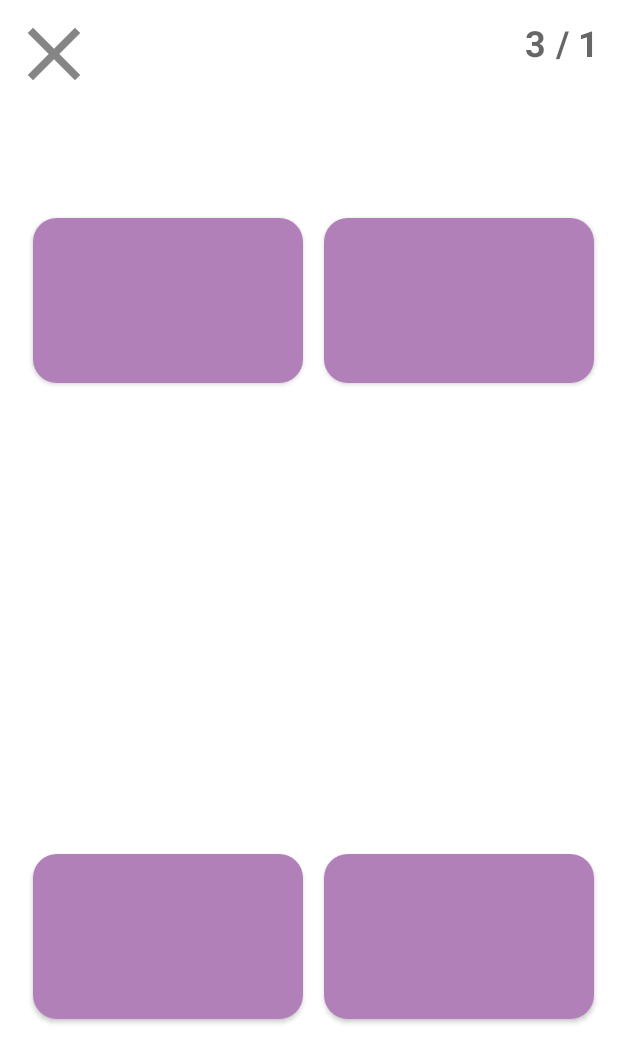
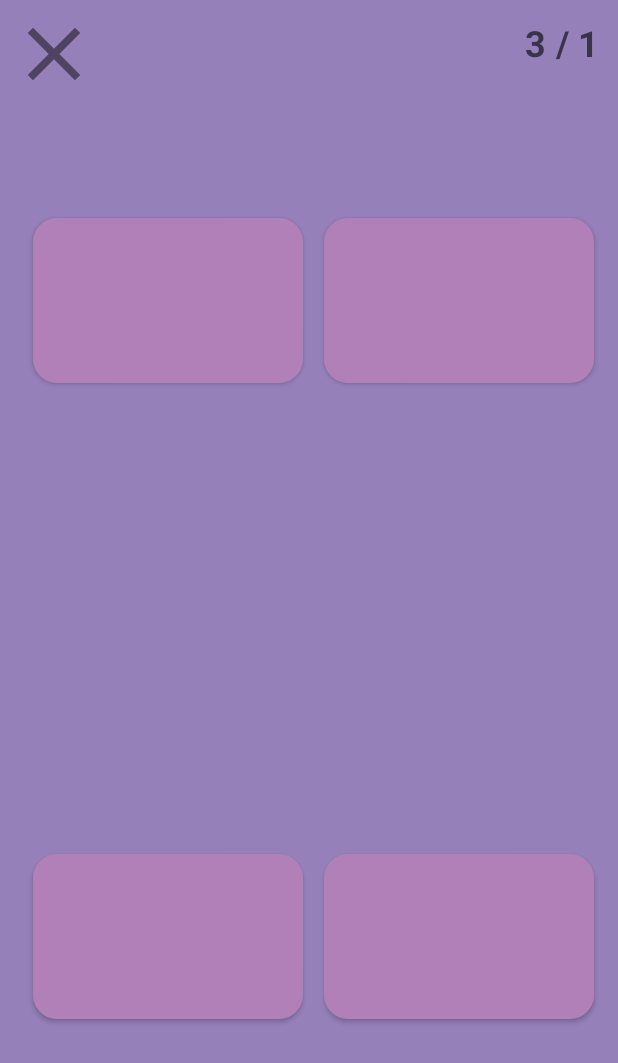
Before and after one commit to LuisCP20/AshtangaApp, an Android app: the TechniqueQuestionFragment screen opened through its navigation route, after a tap on an icon or button, on a phone screen of 412 x 824 dp. Shown: the top 1063 px of the screen. Run offline under Robolectric (Android 15) with nearby library versions, the phone set to English and light mode, and no system bars; our stand-ins replace data binding; 2 statements that could not run were skipped; 1 other tap on this screen came first.

Commit message:
Cambio de color para verificar respuesta en todos los modos de pregunta

```diff
--- /dev/null
+++ b/app/src/main/java/com/example/ashtanga1/ui/main/Constants.kt
@@ -0,0 +1,10 @@
+package com.example.ashtanga1.ui.main
+
+import com.example.ashtanga1.R
+
+// Delay for showing correct/incorrect signals
+const val delayTime = 400L
+// TODO: change colors with theme colors. Dark mode
+const val rightColor = R.color.green_s_dark
+const val wrongColor = R.color.purple_p_triad
+const val defBackg = R.color.white
--- a/app/src/main/java/com/example/ashtanga1/ui/main/MainFragment.kt
+++ b/app/src/main/java/com/example/ashtanga1/ui/main/MainFragment.kt
@@ -72,7 +72,6 @@ class MainFragment : Fragment() {
             }
 
 
-
         }
     }
 
--- a/app/src/main/java/com/example/ashtanga1/ui/main/MainViewModel.kt
+++ b/app/src/main/java/com/example/ashtanga1/ui/main/MainViewModel.kt
@@ -9,6 +9,8 @@ import com.example.ashtanga1.model.Asana
 import java.util.*
 import kotlin.random.Random
 // TODO: Mejorar UI, que todo funcione bien, enseñar score y/o errores
+// TODO: Bug cuando uso el boton de exit mientras esta cambiando el color del fondo para respuesta.
+// TODO: Arreglarlo de una manera que no sea desactivar el boton de exit
 class MainViewModel : ViewModel() {
 
     private val suryaA: List<Asana> = DataSource.suryaA
@@ -115,8 +117,8 @@ class MainViewModel : ViewModel() {
     }
 
     // Button enable/disable
-    fun enableButtons(disable: Boolean) {
-        _buttons.value = disable
+    fun enableButtons(enable: Boolean) {
+        _buttons.value = enable
     }
 
     fun setTechnique(selectedTechnique: Int) {
@@ -428,6 +430,7 @@ class MainViewModel : ViewModel() {
         _combined.value = false
         bothAnswered = false
         finalScoreVar = "0"
+        _buttons.value = true
     }
 
 }
--- a/app/src/main/java/com/example/ashtanga1/ui/main/TechniqueQuestionFragment.kt
+++ b/app/src/main/java/com/example/ashtanga1/ui/main/TechniqueQuestionFragment.kt
@@ -1,6 +1,7 @@
 package com.example.ashtanga1.ui.main
 
 import android.os.Bundle
+import android.os.Handler
 import android.util.Log
 import androidx.fragment.app.Fragment
 import android.view.LayoutInflater
@@ -24,7 +25,7 @@ class TechniqueQuestionFragment : Fragment() {
         savedInstanceState: Bundle?
     ): View? {
         // Inflate the layout for this fragment
-        val fragmentBinding = FragmentTechniqueQuestionBinding.inflate(inflater, container,false)
+        val fragmentBinding = FragmentTechniqueQuestionBinding.inflate(inflater, container, false)
         binding = fragmentBinding
         return fragmentBinding.root
     }
@@ -39,51 +40,64 @@ class TechniqueQuestionFragment : Fragment() {
         }
     }
 
-    fun checkAnswer(selection: Asana){
+    fun checkAnswer(selection: Asana) {
+        val view = view?.rootView
+        val handle = Handler()
+        sharedViewModel.enableButtons(false)
         Log.d("Test", "${selection}, ${sharedViewModel.asana.value}")
         // Comparar nombres deberia funcionar con Drishti y con imagenes
-        if(selection.postureImageResourceId == (sharedViewModel.asana.value?.postureImageResourceId)){ // Comparo con imagenes, ya que nombres pueden variar (ABC)
-            sharedViewModel.correctAnswerTechnique()
-            checkLast()
+        if (selection.postureImageResourceId == (sharedViewModel.asana.value?.postureImageResourceId)) { // Comparo con imagenes, ya que nombres pueden variar (ABC)
+            view?.setBackgroundResource(rightColor)
+            view?.postDelayed({ view.setBackgroundResource(defBackg) }, delayTime)
+            handle.postDelayed({
+                sharedViewModel.correctAnswerTechnique()
+                checkLast()
+                sharedViewModel.enableButtons(true)
+            }, delayTime)
+        } else {
+            view?.setBackgroundResource(wrongColor)
+            view?.postDelayed({ view.setBackgroundResource(defBackg) }, delayTime)
+            handle.postDelayed({
+                sharedViewModel.incorrectAnswerTechnique()
+                checkLast()
+                sharedViewModel.enableButtons(true)
+            }, delayTime)
         }
-        else{
-            sharedViewModel.incorrectAnswerTechnique()
-            checkLast()
-        }
-
     }
 
     // Check if current posture was the last one
-    private fun checkLast(){
+    private fun checkLast() {
 
         // Change last question limit depending of mode
         var limit = sharedViewModel.seqLength.value?.plus(1)
-        if(sharedViewModel.combined.value == true){
-            limit = sharedViewModel.seqLength.value}
+        if (sharedViewModel.combined.value == true) {
+            limit = sharedViewModel.seqLength.value
+        }
 
-        if(sharedViewModel.questionPosition.value == limit){
+        if (sharedViewModel.questionPosition.value == limit) {
             sharedViewModel.finalScoreVar = sharedViewModel.finalScoreString()
             findNavController().navigate(R.id.action_techniqueQuestionFragment_to_finishedFragment2)
         } else {
-            if (sharedViewModel.combined.value == true){
+            if (sharedViewModel.combined.value == true) {
                 findNavController().navigate(R.id.action_techniqueQuestionFragment_to_sequenceQuestionFragment)
-            }
-            else if(sharedViewModel.randomT.value == true){
+            } else if (sharedViewModel.randomT.value == true) {
                 val nextTech = randomTechnique()
-                if (nextTech == 3){ findNavController().navigate(R.id.action_techniqueQuestionFragment_to_postureQuestionFragment2) }
+                if (nextTech == 3) {
+                    findNavController().navigate(R.id.action_techniqueQuestionFragment_to_postureQuestionFragment2)
+                }
             }
         }
     }
 
-    private fun randomTechnique() :Int{
-        val techniques = listOf(0,2,3)
-        val selected = techniques[Random.nextInt(0,techniques.size)]
+    private fun randomTechnique(): Int {
+        val techniques = listOf(0, 2, 3)
+        val selected = techniques[Random.nextInt(0, techniques.size)]
         Log.d("RandomTech", "NextQ${selected}")
         sharedViewModel.setTechnique(selected)
         return selected
     }
 
-    fun exit(){
+    fun exit() {
         sharedViewModel.reset()
         findNavController().navigate(R.id.action_techniqueQuestionFragment_to_mainFragment)
 
--- a/app/src/main/res/layout/fragment_posture_question.xml
+++ b/app/src/main/res/layout/fragment_posture_question.xml
@@ -62,6 +62,7 @@
             android:adjustViewBounds="true"
             android:background="@drawable/roundcorners"
             android:onClick="@{() -> fragmentPostureQuestion.checkAnswer(viewModel.asanaOptions.get(0))}"
+            android:clickable="@{viewModel.buttons}"
             android:padding="2dp"
             android:scaleType="fitCenter"
             android:textAppearance="?attr/textAppearanceHeadline6"
@@ -80,6 +81,7 @@
             android:adjustViewBounds="true"
             android:background="@drawable/roundcorners"
             android:onClick="@{() -> fragmentPostureQuestion.checkAnswer(viewModel.asanaOptions.get(1))}"
+            android:clickable="@{viewModel.buttons}"
             android:padding="2dp"
             android:scaleType="fitCenter"
             android:textAppearance="?attr/textAppearanceHeadline6"
@@ -98,6 +100,7 @@
             android:adjustViewBounds="true"
             android:background="@drawable/roundcorners"
             android:onClick="@{() -> fragmentPostureQuestion.checkAnswer(viewModel.asanaOptions.get(2))}"
+            android:clickable="@{viewModel.buttons}"
             android:padding="2dp"
             android:scaleType="fitCenter"
             android:textAppearance="?attr/textAppearanceHeadline6"
@@ -116,6 +119,7 @@
             android:adjustViewBounds="true"
             android:background="@drawable/roundcorners"
             android:onClick="@{() -> fragmentPostureQuestion.checkAnswer(viewModel.asanaOptions.get(3))}"
+            android:clickable="@{viewModel.buttons}"
             android:padding="2dp"
             android:scaleType="fitCenter"
             android:textAppearance="?attr/textAppearanceHeadline6"
@@ -133,6 +137,7 @@
             android:layout_marginTop="12dp"
             android:background="@android:color/transparent"
             android:onClick="@{() -> fragmentPostureQuestion.exit()}"
+            android:clickable="@{viewModel.buttons}"
             android:src="@drawable/ic_baseline_close_24"
             app:layout_constraintStart_toStartOf="parent"
             app:layout_constraintTop_toTopOf="parent"
--- a/app/src/main/res/layout/fragment_sequence_question.xml
+++ b/app/src/main/res/layout/fragment_sequence_question.xml
@@ -207,6 +207,7 @@
             android:layout_marginTop="12dp"
             android:background="@android:color/transparent"
             android:onClick="@{() -> fragmentSequenceQuestion.exit()}"
+            android:clickable="@{viewModel.buttons}"
             android:src="@drawable/ic_baseline_close_24"
             app:layout_constraintStart_toStartOf="parent"
             app:layout_constraintTop_toTopOf="parent"
--- a/app/src/main/res/layout/fragment_technique_question.xml
+++ b/app/src/main/res/layout/fragment_technique_question.xml
@@ -45,6 +45,7 @@
             android:background="@drawable/roundcorners"
             android:onClick="@{() -> fragmentTechniqueQuestion.checkAnswer(viewModel.asanaOptions.get(0))}"
             android:text="@{viewModel.textOptions.get(0)}"
+            android:clickable="@{viewModel.buttons}"
             android:textAppearance="?attr/textAppearanceHeadline6"
             app:layout_constraintEnd_toEndOf="parent"
             app:layout_constraintTop_toBottomOf="@+id/imageView2"
@@ -60,6 +61,7 @@
             android:background="@drawable/roundcorners"
             android:onClick="@{() -> fragmentTechniqueQuestion.checkAnswer(viewModel.asanaOptions.get(1))}"
             android:text="@{viewModel.textOptions.get(1)}"
+            android:clickable="@{viewModel.buttons}"
             android:textAppearance="?attr/textAppearanceHeadline6"
             app:layout_constraintBottom_toTopOf="@+id/imageView2"
             app:layout_constraintEnd_toStartOf="@+id/option4_button"
@@ -76,6 +78,7 @@
             android:background="@drawable/roundcorners"
             android:onClick="@{() -> fragmentTechniqueQuestion.checkAnswer(viewModel.asanaOptions.get(2))}"
             android:text="@{viewModel.textOptions.get(2)}"
+            android:clickable="@{viewModel.buttons}"
             android:textAppearance="?attr/textAppearanceHeadline6"
             app:layout_constraintEnd_toStartOf="@+id/option1_button"
             app:layout_constraintStart_toStartOf="parent"
@@ -91,6 +94,7 @@
             android:background="@drawable/roundcorners"
             android:onClick="@{() -> fragmentTechniqueQuestion.checkAnswer(viewModel.asanaOptions.get(3))}"
             android:text="@{viewModel.textOptions.get(3)}"
+            android:clickable="@{viewModel.buttons}"
             android:textAppearance="?attr/textAppearanceHeadline6"
             app:layout_constraintBottom_toTopOf="@+id/imageView2"
             app:layout_constraintEnd_toEndOf="parent"
@@ -105,6 +109,7 @@
             android:background="@android:color/transparent"
             android:contentDescription="@string/exit_button"
             android:onClick="@{() -> fragmentTechniqueQuestion.exit()}"
+            android:clickable="@{viewModel.buttons}"
             android:src="@drawable/ic_baseline_close_24"
             app:layout_constraintStart_toStartOf="parent"
             app:layout_constraintTop_toTopOf="parent"
```
Also changed, not shown: app/src/main/java/com/example/ashtanga1/ui/main/PostureQuestionFragment.kt (+18 -4 lines), app/src/main/java/com/example/ashtanga1/ui/main/SequenceQuestionFragment.kt (+27 -25 lines).
